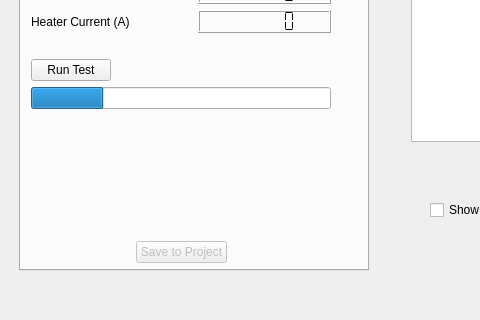
Lizardboy2390/ValveWorkbench, file valveworkbench.ui: the form before one commit; both pictures show x 0 to 480 and y 457 to 777 of the 997 by 777 pixel window.
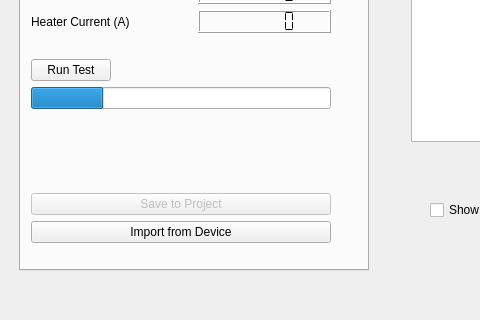
The form after the commit. The open tabs and pages were chosen to show the change.

Commit message:
Add tube-style device JSON export and SE bias from measurement
Export to Devices now embeds full analyser measurement sweeps alongside fitted model parameters in device JSON presets, enabling tube-style packages. Designer Single-Ended Output panel prefers measurement-based idle bias when available, interpolating Vk and Ig2 from embedded sweeps; legacy presets without measurement data continue to use model-only bias search. UI updated with 'Import from Device' button, and documentation reflects these changes. Removed obsolete model JSON files.

Diff of the .ui file:
```diff
--- a/valveworkbench.ui
+++ b/valveworkbench.ui
@@ -1878,8 +1878,6 @@
            </spacer>
           </item>
           <item>
-           <layout class="QHBoxLayout" name="horizontalLayout_2">
-            <item>
              <spacer name="horizontalSpacer_8">
               <property name="orientation">
                <enum>Qt::Orientation::Horizontal</enum>
@@ -1902,6 +1900,16 @@
               </property>
              </widget>
             </item>
+          <item>
+           <widget class="QPushButton" name="btnImportFromDevice">
+            <property name="enabled">
+             <bool>true</bool>
+            </property>
+            <property name="text">
+             <string>Import from Device</string>
+            </property>
+           </widget>
+          </item>
             <item>
              <spacer name="horizontalSpacer_9">
               <property name="orientation">
@@ -1914,8 +1922,6 @@
                </size>
               </property>
              </spacer>
-            </item>
-           </layout>
           </item>
          </layout>
         </widget>
```
Lines whose indentation alone changed are shown as unchanged. The commit also changes 26 other files.
